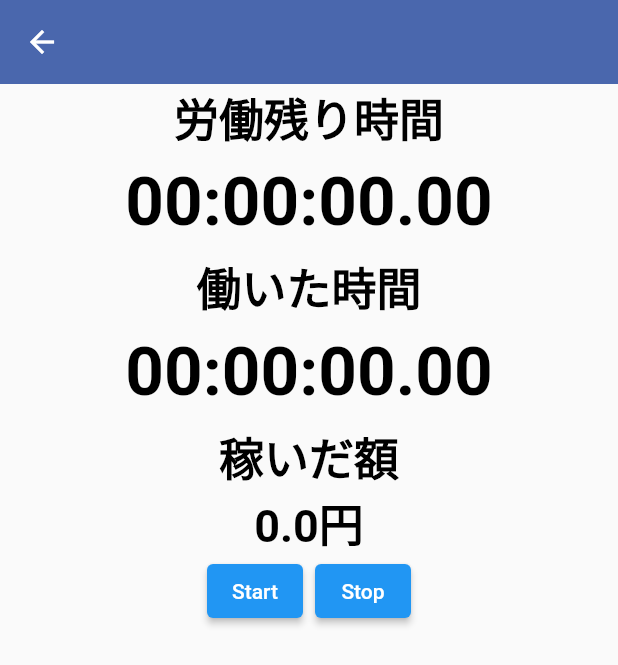
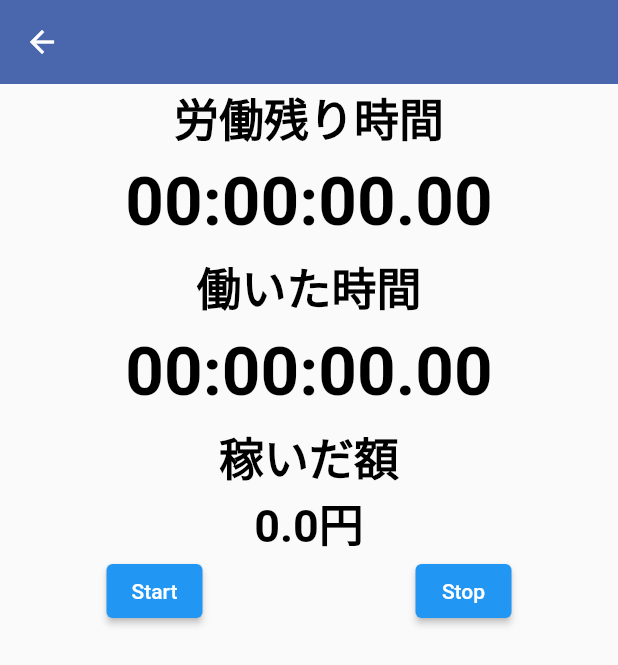
Before and after one commit to iseruuuuu/working_money_timer_app, a Flutter app: the screen it shows after launch, after a tap on "スタート", on a phone screen of 412 x 824 dp. Shown: the top 665 px of the screen. Run offline on Flutter 3.47's test engine with Material 2 defaults, Android fonts, the light colour scheme and no system bars; our stand-ins replace flutter_riverpod, freezed_annotation, stop_watch_timer.

Commit message:
fix1.0: コードの整理を行なった。

```diff
--- a/lib/screen/timer/timer_screen.dart
+++ b/lib/screen/timer/timer_screen.dart
@@ -43,6 +43,14 @@ class _TimerScreenState extends State<TimerScreen> {
     isTimer = true;
   }
 
+  @override
+  void dispose() async {
+    super.dispose();
+    await countDownTimer.dispose();
+    await countUpTimer.dispose();
+    workingTimer.cancel();
+  }
+
   StopWatchTimer countDown(TimeOfDay workingTime) {
     final amountWorkHour = workingTime.hour * 3600;
     final amountWorkMinute = workingTime.minute * 60;
@@ -65,6 +73,18 @@ class _TimerScreenState extends State<TimerScreen> {
     );
   }
 
+  void start() {
+    countDownTimer.onStartTimer();
+    countUpTimer.onStartTimer();
+    startWorking();
+  }
+
+  void stop() {
+    countDownTimer.onStopTimer();
+    countUpTimer.onStopTimer();
+    stopWorking();
+  }
+
   void startWorking() {
     if (!isTimer) {
       isTimer = true;
@@ -74,14 +94,6 @@ class _TimerScreenState extends State<TimerScreen> {
 
   void stopWorking() {
     isTimer = false;
-    workingTimer.cancel();
-  }
-
-  @override
-  void dispose() async {
-    super.dispose();
-    await countDownTimer.dispose();
-    await countUpTimer.dispose();
     workingTimer.cancel();
   }
 
@@ -139,34 +151,20 @@ class _TimerScreenState extends State<TimerScreen> {
           Text('稼いだ額', style: StyleConstants.timerLabel),
           Text('$workingPrice円', style: StyleConstants.timerLabel),
           Row(
-            mainAxisAlignment: MainAxisAlignment.center,
+            mainAxisAlignment: MainAxisAlignment.spaceAround,
             children: <Widget>[
-              Padding(
-                padding: const EdgeInsets.symmetric(horizontal: 4),
-                child: ElevatedButton(
-                  onPressed: () {
-                    countDownTimer.onStartTimer();
-                    countUpTimer.onStartTimer();
-                    startWorking();
-                  },
+              ElevatedButton(
+                onPressed: start,
                 child: const Text(
                   'Start',
                   style: TextStyle(color: Colors.white),
                 ),
               ),
-              ),
-              Padding(
-                padding: const EdgeInsets.symmetric(horizontal: 4),
-                child: ElevatedButton(
-                  onPressed: () {
-                    countDownTimer.onStopTimer();
-                    countUpTimer.onStopTimer();
-                    stopWorking();
-                  },
+              ElevatedButton(
+                onPressed: stop,
                 child: const Text(
                   'Stop',
                   style: TextStyle(color: Colors.white),
-                  ),
                 ),
               ),
             ],
```
Lines whose indentation alone changed are shown as unchanged.
